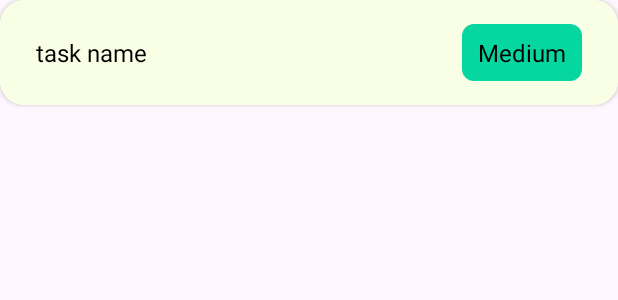
After one commit to Cyber-Jay-Dev/Milestone-Mk5, an Android app: the layout task_items.xml on its own in the app's theme, with its tools: preview values and no code run, on a phone screen of 412 x 824 dp. The commit adds this screen. Shown: the top 300 px of the screen. Run offline under Robolectric (Android 15) with nearby library versions, the phone set to English and light mode, and no system bars.

Commit message:
mk-5 end

```diff
--- a/app/src/main/java/com/example/milestonemk_4/Adapter/ProjectAdapter.java
+++ b/app/src/main/java/com/example/milestonemk_4/Adapter/ProjectAdapter.java
@@ -41,8 +41,8 @@ public class ProjectAdapter extends RecyclerView.Adapter<ProjectAdapter.ProjectV
         // When an item is clicked, open the project details
         holder.itemView.setOnClickListener(v -> {
             Intent intent = new Intent(context, project_detail.class);
-            intent.putExtra("projectId", project.getId()); // Passing projectId to the next activity
-            intent.putExtra("title", project.getTitle()); // Optional: Passing project title
+            intent.putExtra("projectId", project.getId());
+            intent.putExtra("title", project.getTitle());
             context.startActivity(intent);
         });
     }
--- a/app/src/main/java/com/example/milestonemk_4/model/Project.java
+++ b/app/src/main/java/com/example/milestonemk_4/model/Project.java
@@ -22,4 +22,7 @@ public class Project {
     public String getTitle() {
         return title;
     }
+    public String getUserId() {
+        return userId;
+    }
 }
--- /dev/null
+++ b/app/src/main/res/drawable/rounded_bg.xml
@@ -0,0 +1,7 @@
+<?xml version="1.0" encoding="utf-8"?>
+<shape xmlns:android="http://schemas.android.com/apk/res/android"
+    android:shape="rectangle">
+    <corners android:radius="8dp"/>
+    <solid android:color="@color/Emerald"/>
+
+</shape>
--- a/app/src/main/res/layout/activity_project_detail.xml
+++ b/app/src/main/res/layout/activity_project_detail.xml
@@ -93,6 +93,7 @@
                         app:layout_constraintTop_toTopOf="@+id/textView6" />
 
                     <androidx.recyclerview.widget.RecyclerView
+                        android:id="@+id/taskRecyclerview"
                         android:layout_width="match_parent"
                         android:layout_height="wrap_content"
                         android:layout_marginStart="8dp"
--- /dev/null
+++ b/app/src/main/res/layout/task_items.xml
@@ -0,0 +1,45 @@
+<?xml version="1.0" encoding="utf-8"?>
+<androidx.cardview.widget.CardView xmlns:android="http://schemas.android.com/apk/res/android"
+    xmlns:app="http://schemas.android.com/apk/res-auto"
+    xmlns:tools="http://schemas.android.com/tools"
+    android:layout_width="match_parent"
+    android:layout_height="wrap_content"
+    app:cardCornerRadius="16dp"
+    android:elevation="16dp"
+    android:layout_marginBottom="8dp">
+
+    <androidx.constraintlayout.widget.ConstraintLayout
+        android:layout_width="match_parent"
+        android:layout_height="match_parent"
+        android:background="@color/Light_Yellow"
+        android:padding="16dp">
+
+        <TextView
+            android:id="@+id/TaskNameTV"
+            android:layout_width="wrap_content"
+            android:layout_height="wrap_content"
+            android:layout_marginStart="8dp"
+            android:text="task name"
+            android:textColor="@color/Black"
+            android:textSize="16sp"
+            app:layout_constraintBottom_toBottomOf="parent"
+            app:layout_constraintStart_toStartOf="parent"
+            app:layout_constraintTop_toTopOf="parent" />
+
+        <TextView
+            android:id="@+id/TaskStatus"
+            android:layout_width="80dp"
+            android:layout_height="wrap_content"
+            android:layout_marginEnd="8dp"
+            android:text="Medium"
+            android:background="@drawable/rounded_bg"
+            android:padding="8dp"
+            android:textSize="16sp"
+            android:textColor="@color/Black"
+            android:gravity="center"
+            app:layout_constraintBottom_toBottomOf="@+id/TaskNameTV"
+            app:layout_constraintEnd_toEndOf="parent"
+            app:layout_constraintTop_toTopOf="@+id/TaskNameTV" />
+    </androidx.constraintlayout.widget.ConstraintLayout>
+
+</androidx.cardview.widget.CardView>
```
Also changed, not shown: app/src/main/java/com/example/milestonemk_4/Adapter/TaskAdapter.java (added, +87 -0 lines), app/src/main/java/com/example/milestonemk_4/activitiesUI/project_detail.java (+60 -7 lines), app/src/main/java/com/example/milestonemk_4/model/Task.java (added, +23 -0 lines).
